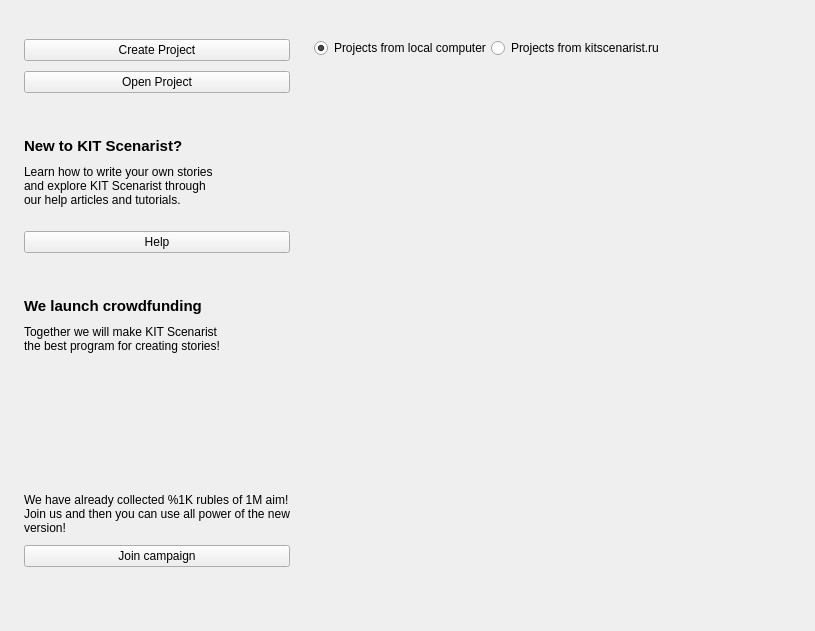
The window that src/bin/scenarist-desktop/UserInterfaceLayer/StartUp/StartUpView.ui (dimkanovikov/KITScenarist) describes before a commit, drawn with Qt 5.
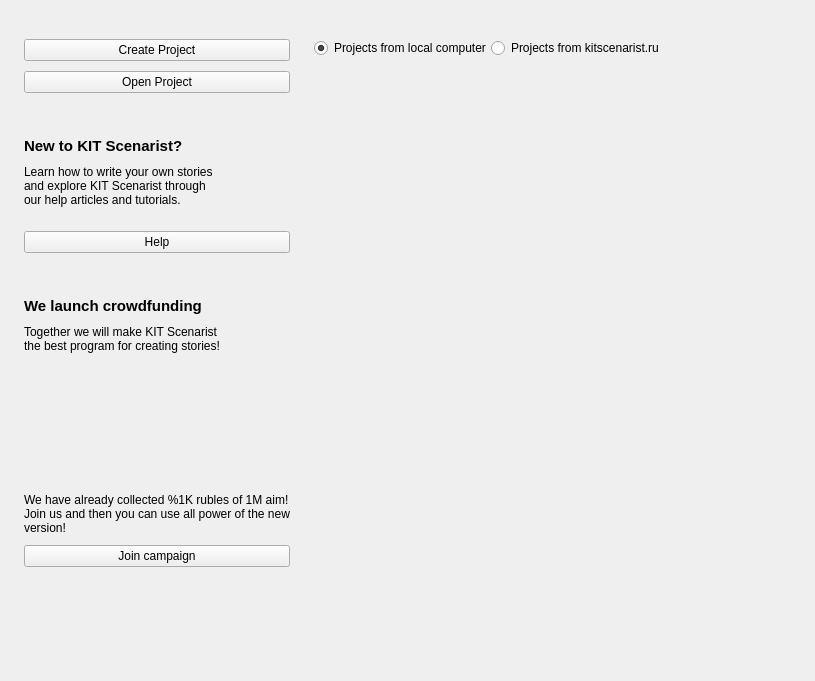
The same window after the commit. Icons and pictures are not drawn. Custom widgets are drawn as their Qt base class.

Commit message: Improve showing help page from startup screen

```diff
--- a/src/bin/scenarist-desktop/UserInterfaceLayer/StartUp/StartUpView.ui
+++ b/src/bin/scenarist-desktop/UserInterfaceLayer/StartUp/StartUpView.ui
@@ -7,7 +7,7 @@
     <x>0</x>
     <y>0</y>
     <width>815</width>
-    <height>631</height>
+    <height>681</height>
    </rect>
   </property>
   <property name="windowTitle">
```
The commit also changes 1 other file.
